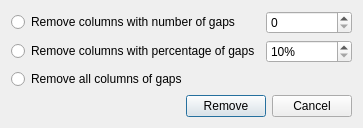
Old version of the form src/corelibs/U2View/src/ov_msa/ui/DeleteGapsDialog.ui in the repository violethaze74/ugene.
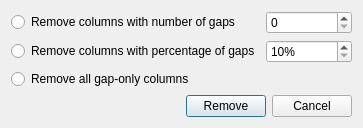
New version of the form.

What changed in the file:
```diff
--- a/src/corelibs/U2View/src/ov_msa/ui/DeleteGapsDialog.ui
+++ b/src/corelibs/U2View/src/ov_msa/ui/DeleteGapsDialog.ui
@@ -49,7 +49,7 @@
      <item row="2" column="0">
       <widget class="QRadioButton" name="allRadioButton">
        <property name="text">
-        <string>Remove all columns of gaps</string>
+        <string>Remove all gap-only columns</string>
        </property>
       </widget>
      </item>
```
